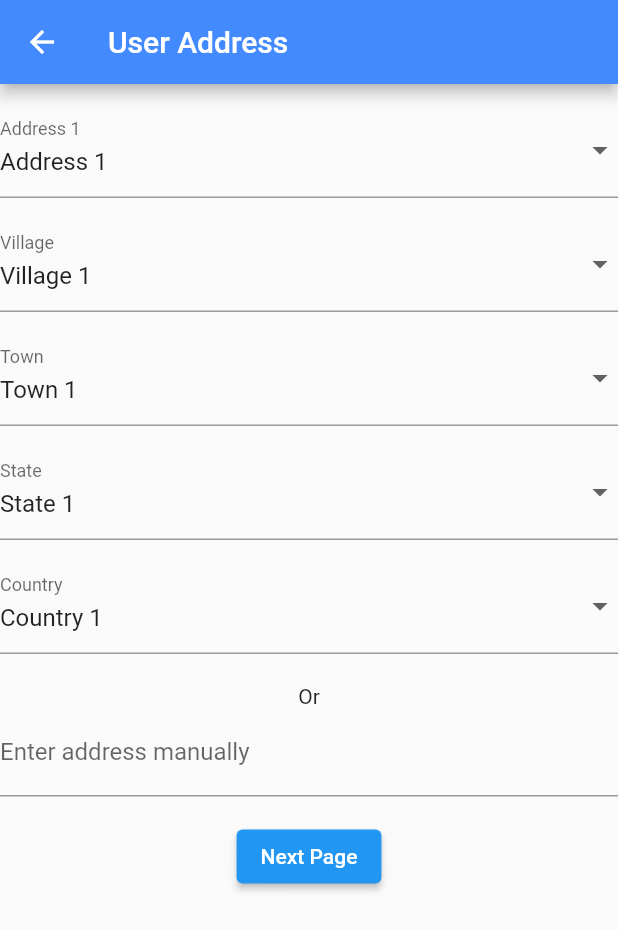
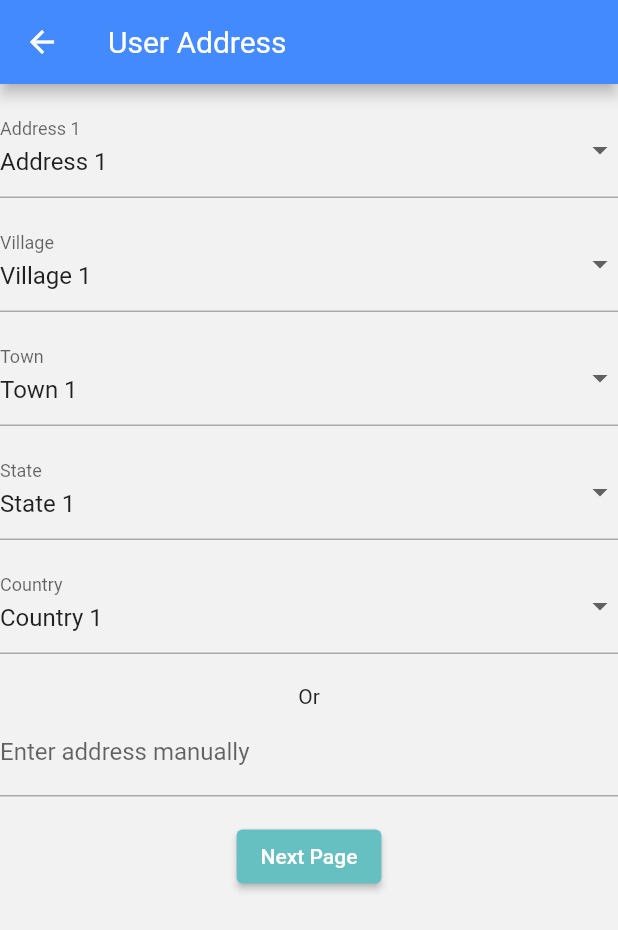
Before and after one commit to Abiidahiya/community_, a Flutter app: the UserAddressPage screen opened directly, on a phone screen of 412 x 824 dp. Shown: the top 930 px of the screen. Run offline on Flutter 3.47's test engine with Material 2 defaults, Android fonts, the phone set to English and light mode, and no system bars; our stand-ins replace firebase_auth, firebase_core, get, google_maps_flutter, google_sign_in, image_picker and 1 more; missing offline and left inert: flutter_facebook_auth; accounts and stored records are empty.

Commit message:
global theme applied

```diff
--- /dev/null
+++ b/lib/utils/themes.dart
@@ -0,0 +1,79 @@
+import 'package:flutter/material.dart';
+
+
+final ColorScheme lightColorScheme = ColorScheme.light(
+  primary: Color(0xFF66c0c1), // Sea green primary color
+  secondary: Color(0xFF009698), // Sea green secondary color
+  background: Color(0xFFF2F2F2), // Light background color
+  surface: Color(0xFFFFFFFF), // Light surface color
+  error: Color(0xFFD32F2F), // Error color
+  onPrimary: Color(0xFFFFFFFF), // Text and icons on sea green primary color
+  onSecondary: Color(0xFFFFFFFF), // Text and icons on sea green secondary color
+  onBackground: Color(0xFF333333), // Text and icons on background color
+  onSurface: Color(0xFF333333), // Text and icons on surface color
+  onError: Color(0xFFFFFFFF), // Text and icons on error color
+);
+
+final ThemeData lightTheme = ThemeData(
+  brightness: Brightness.light,
+  colorScheme: lightColorScheme,
+  scaffoldBackgroundColor: lightColorScheme.background, // Background color for the app
+  appBarTheme: AppBarTheme(
+    backgroundColor: lightColorScheme.primary, // App bar background color
+    titleTextStyle: TextStyle(
+      color: lightColorScheme.onPrimary, // App bar text color
+      fontSize: 20, // App bar title font size
+    ),
+  ),
+  textTheme: TextTheme(
+    // Define text styles for various text elements
+    displayLarge: TextStyle(
+      fontSize: 24,
+      fontWeight: FontWeight.bold,
+      color: lightColorScheme.primary, // Headline text color
+    ),
+    displayMedium: TextStyle(
+      fontSize: 18,
+      color: lightColorScheme.primary, // Subtitle text color
+    ),
+    // Add more text styles as needed
+  ),
+);
+final ColorScheme darkColorScheme = ColorScheme.dark(
+  primary: Color(0xFF4A9D32), // Your primary color
+  secondary: Color(0xFF693411), // Your secondary color
+  background: Color(0xFF1E1E1E), // Slightly lighter background color
+  surface: Color(0xFF333333), // Slightly lighter surface color
+  error: Color(0xFFC1272D), // Error color
+  onPrimary: Color(0xFFFFFFFF), // Text and icons on primary color
+  onSecondary: Color(0xFFFFFFFF), // Text and icons on secondary color
+  onBackground: Color(0xFFFFFFFF), // Text and icons on background color
+  onSurface: Color(0xFFFFFFFF), // Text and icons on surface color
+  onError: Color(0xFFFFFFFF), // Text and icons on error color
+);
+
+final ThemeData darkTheme = ThemeData(
+  brightness: Brightness.dark,
+  colorScheme: darkColorScheme,
+  scaffoldBackgroundColor: darkColorScheme.background, // Background color for the app
+  appBarTheme: AppBarTheme(
+    backgroundColor: darkColorScheme.background, // App bar background color
+    titleTextStyle: TextStyle(
+      color: Colors.white, // App bar text color
+      fontSize: 20, // App bar title font size
+    ),
+  ),
+  textTheme: TextTheme(
+    // Define text styles for various text elements
+    displayLarge: TextStyle(
+      fontSize: 24,
+      fontWeight: FontWeight.bold,
+      color: Colors.white, // Headline text color
+    ),
+    displayMedium: TextStyle(
+      fontSize: 18,
+      color: Colors.white, // Subtitle text color
+    ),
+    // Add more text styles as needed
+  ),
+);
```
Also changed, not shown: lib/main.dart (+5 -4 lines).
